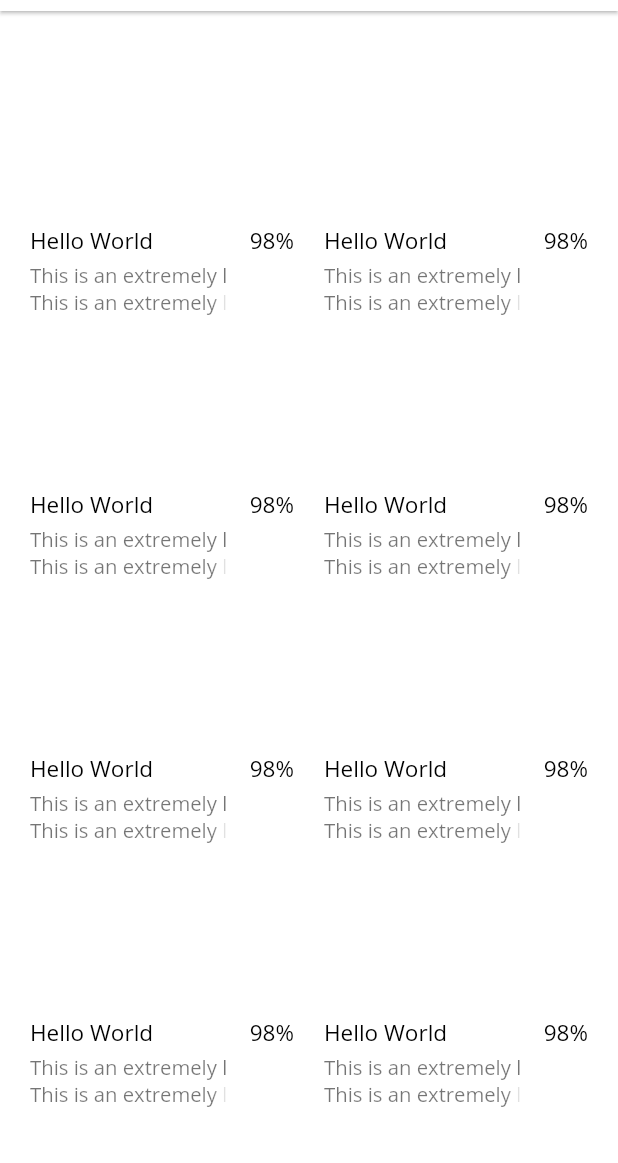
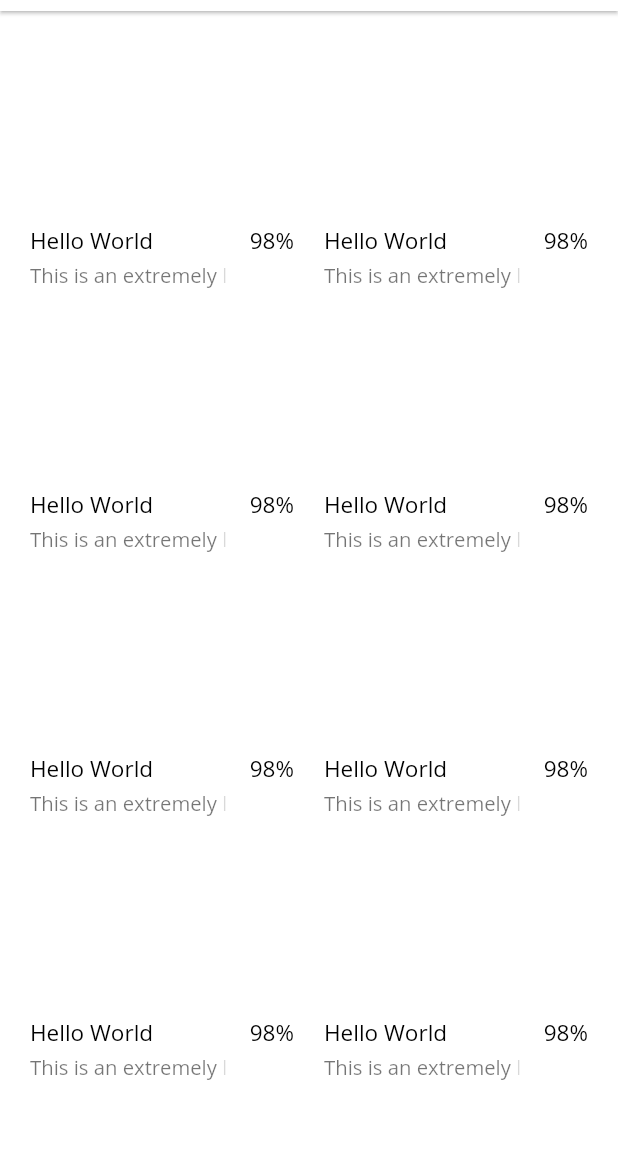
Before and after one commit to patelneel55/Memoree, a Flutter app: the AppScaffold screen opened directly, on a phone screen of 412 x 824 dp, the part 73-1236 px from its top. Run offline on Flutter 3.47's test engine with Material 2 defaults, Android fonts, the phone set to English and light mode, and no system bars; our stand-ins replace cloud_functions, firebase_auth, firebase_core, google_sign_in; missing offline and left inert: fading_edge_scrollview; accounts and stored records are empty; project files that could hold a hidden picture were left out.

Commit message:
Add scrolling animation to show overflowing text

```diff
--- a/frontend/memoree_client/lib/widgets/video_card.dart
+++ b/frontend/memoree_client/lib/widgets/video_card.dart
@@ -1,5 +1,6 @@
 import 'dart:ui';
 
+import 'package:fading_edge_scrollview/fading_edge_scrollview.dart';
 import 'package:flutter/material.dart';
 
 import 'package:memoree_client/thumbnail.dart';
@@ -86,51 +87,33 @@ class _VideoCardState extends State<VideoCard> {
                           children: <Widget>[
                             Text("Hello World"),
                             SizedBox(height: 5),
-                            // ShaderMask(
-                            //   shaderCallback: (Rect bounds) {
-                            //     return LinearGradient(
-                            //       colors: [Colors.white, Colors.white.withOpacity(0.05)],
-                            //       stops: [0.7, 1],
-                            //       tileMode: TileMode.mirror
-                            //     ).createS;
-                            //   },
-                            //   child: SingleChildScrollView(
-                            //     scrollDirection: Axis.horizontal,
-                            //     controller: _scrollController,
-                            //     child: Text(
-                            //         "This is an extremely long text its so long that it is sometimes rendered weirdly",
-                            //         textScaleFactor: 0.9,
-                            //         style: TextStyle(color: Colors.black54),
-                            //       )
-                            //   ),
-                            // ),
-                            Container(
-                                  decoration: BoxDecoration(
-        color: Colors.white,
-          gradient: LinearGradient(
-                                  colors: [Colors.white, Colors.white.withOpacity(0.05)],
-                                  stops: [0.7, 1],
-                                  tileMode: TileMode.mirror
-                                )),
-                                  child: SingleChildScrollView(
+                            Stack(
+                              children: <Widget>[
+                                SingleChildScrollView(
                                   scrollDirection: Axis.horizontal,
                                   controller: _scrollController,
                                   child: Text(
-                                        "This is an extremely long text its so long that it is sometimes rendered weirdly",
+                                      "This is an extremely long text its so long that it is sometimes rendered weirdly ",
                                       textScaleFactor: 0.9,
                                       style: TextStyle(color: Colors.black54),
                                     )
                                 ),
+                                Positioned.fill(
+                                  child: Container(
+                                    decoration: BoxDecoration(
+                                      gradient: LinearGradient(
+                                        begin: Alignment.centerRight,
+                                        end: Alignment.centerLeft,
+                                        stops: [0, 0.065],
+                                        colors: [
+                                          Theme.of(context).scaffoldBackgroundColor,
+                                          Theme.of(context).scaffoldBackgroundColor.withOpacity(0),
+                                        ],
                                       ),
-                            Flexible(
-                              child: Text(
-                                "This is an extremely long text its so long that it is sometimes rendered weirdly",
-                                maxLines: 1,
-                                softWrap: false,
-                                overflow: TextOverflow.fade,
-                                textScaleFactor: 0.9,
-                                style: TextStyle(color: Colors.black54),
-                              )
+                                    ),
+                                  ),
+                                ),
+                              ],
                             ),
                           ],
                         ),
```
Lines whose indentation alone changed are shown as unchanged.
